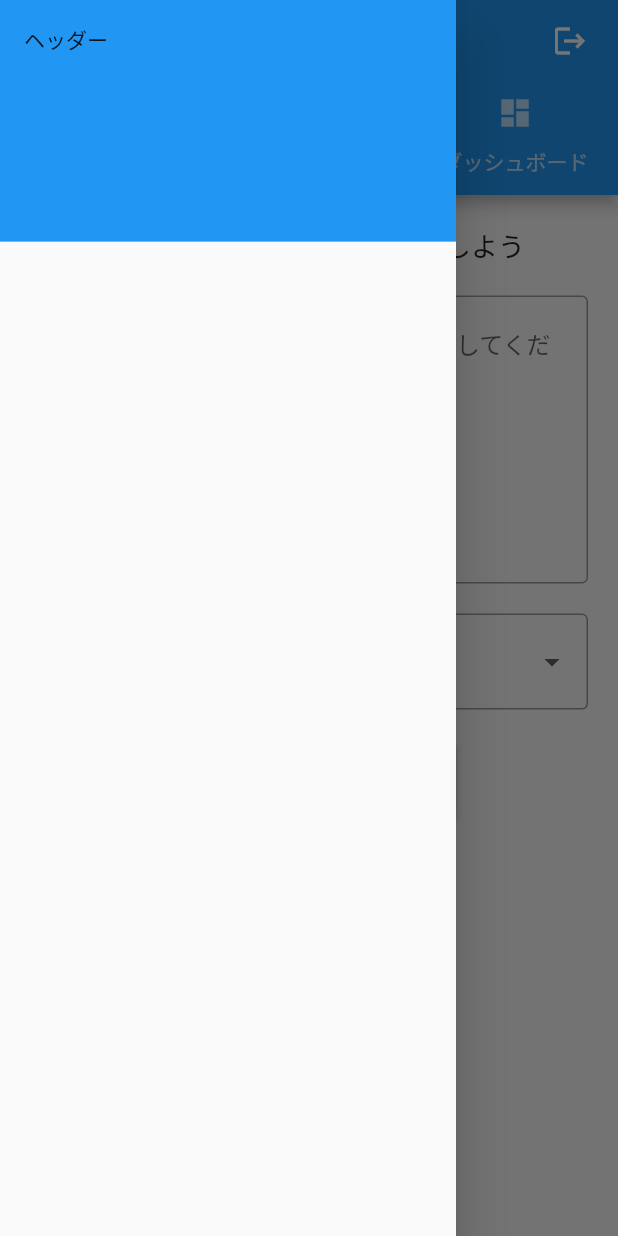
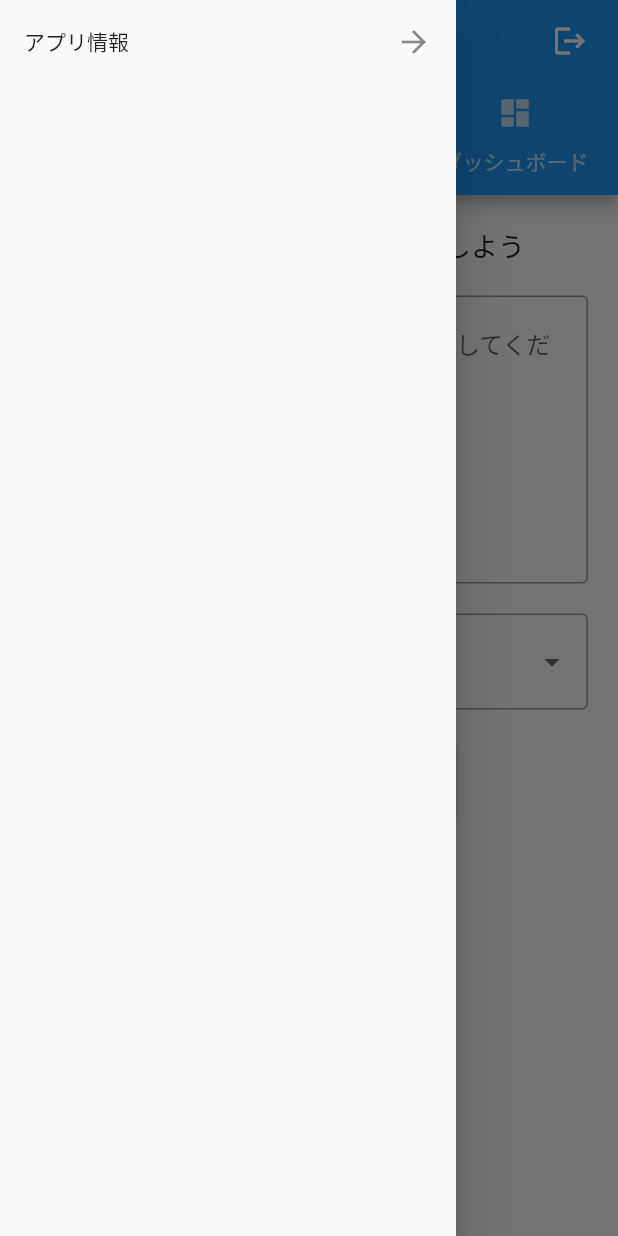
Before and after one commit to togo-mentor/for_the_first_time, a Flutter app: the MainPage screen opened directly, with the side drawer open, on a phone screen of 412 x 824 dp. Run offline on Flutter 3.47's test engine with Material 2 defaults, Android fonts, the phone set to English and light mode, and no system bars; drawn by our look-alikes of reactive_forms; our stand-ins replace firebase_auth, firebase_core, fl_chart, flutter_easyloading; accounts and stored records are empty.

Commit message:
drawerメニュー

```diff
--- a/lib/ui/pages/main_page.dart
+++ b/lib/ui/pages/main_page.dart
@@ -25,11 +25,11 @@ class _MainPageState extends State<MainPage> {
         drawer: Drawer(
         child: ListView(
           children: <Widget>[
-          DrawerHeader(
-          child: Text('ヘッダー'),
-          decoration: BoxDecoration(
-          color: Colors.blue,
-          ))],
+            ListTile(
+              title: Text("アプリ情報"),
+              trailing: Icon(Icons.arrow_forward),
+            ),
+          ],
         )),
         appBar: AppBar(
           title: Text("はじめて図鑑"),
```
